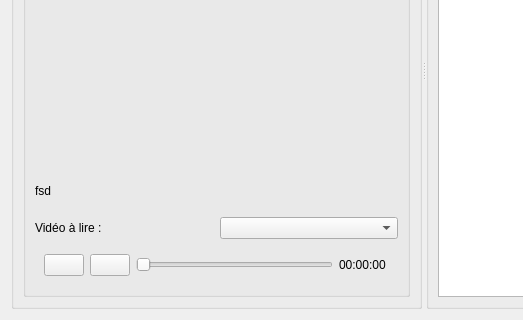
First picture: the form in src/View/subtitlepane.ui, repository cinemaouvert/OCT, before the edit; both pictures show x 0 to 523 and y 180 to 500 of the 800 by 500 pixel window.
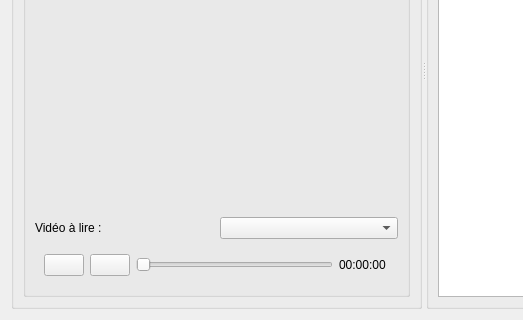
Second picture: the form after the edit. Icons and pictures are not drawn. Custom widgets are drawn as their Qt base class.

The edit to the form file:
```diff
--- a/src/View/subtitlepane.ui
+++ b/src/View/subtitlepane.ui
@@ -253,10 +253,11 @@
             <property name="styleSheet">
              <string notr="true">font: 87 10pt &quot;Arial Black&quot;;
 qproperty-alignment: AlignCenter;
-</string>
+color: rgb(255, 255, 255);
+background:transparent;</string>
             </property>
             <property name="text">
-             <string>fsd</string>
+             <string/>
             </property>
            </widget>
           </item>
```
